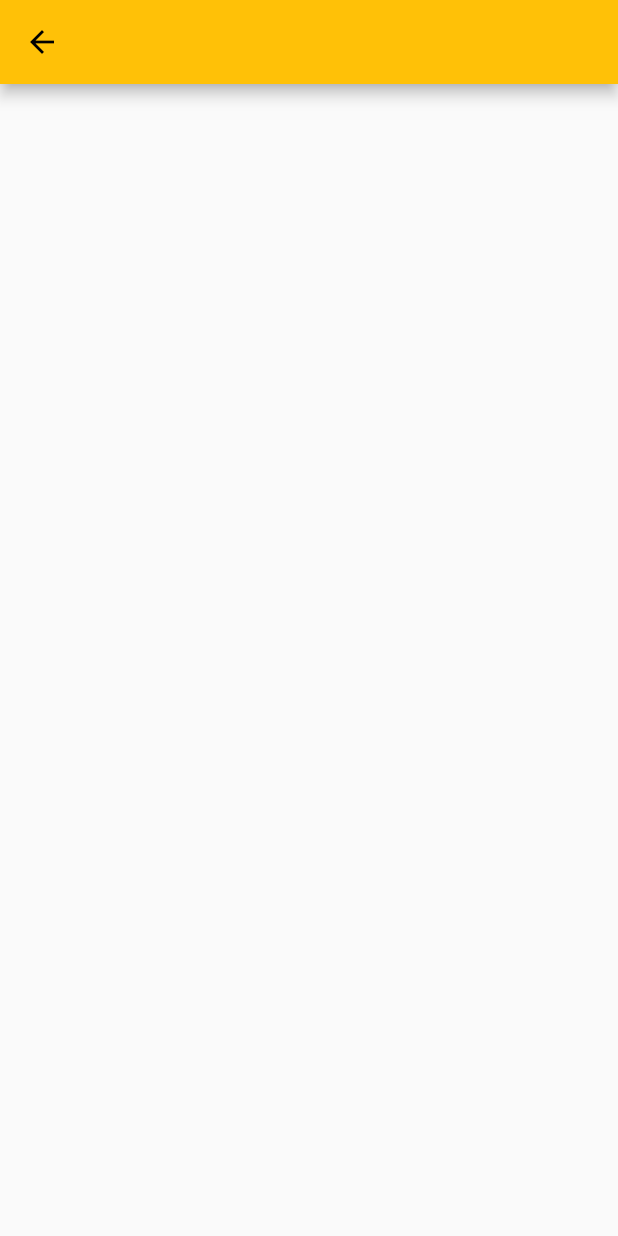
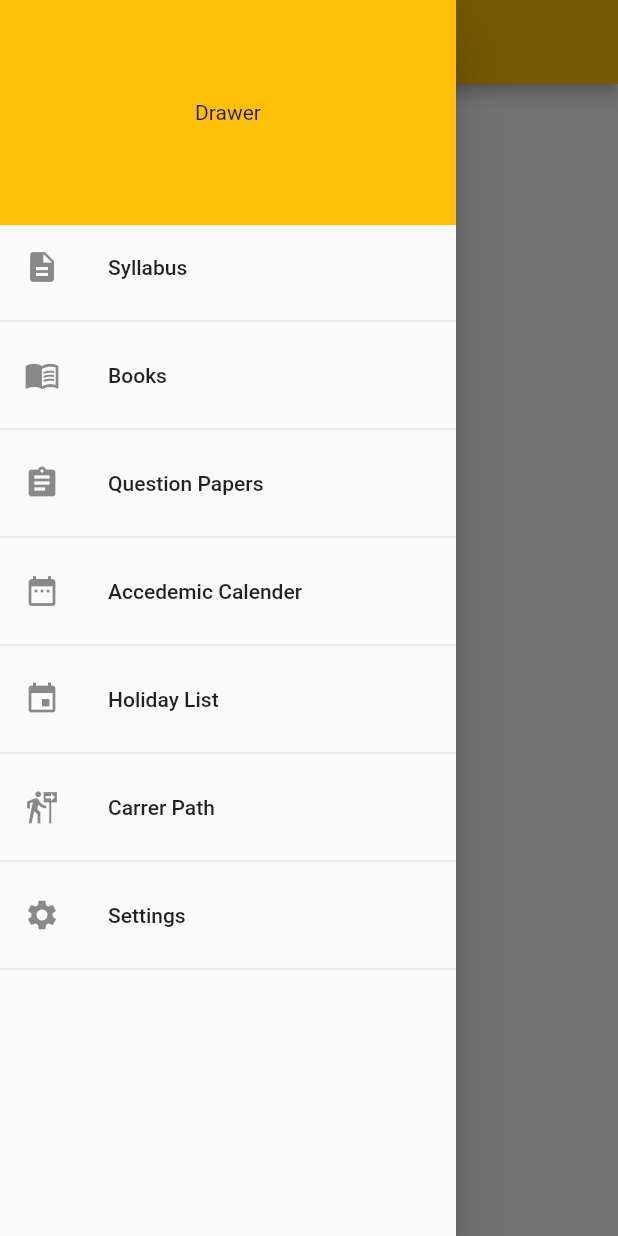
Before and after one commit to shyamtiwari02062001/Engineering_Guide, a Flutter app: the Dashboard screen opened by its route, with the side drawer open (before the commit the screen has no drawer), on a phone screen of 412 x 824 dp. Run offline on Flutter 3.47's test engine with Material 2 defaults, Android fonts, the phone set to English and light mode, and no system bars; our stand-ins replace intro_slider, shared_preferences; accounts and stored records are empty.

Commit message:
Drawer added to dashboard

```diff
--- a/lib/screens/dashboard.dart
+++ b/lib/screens/dashboard.dart
@@ -1,4 +1,5 @@
 import 'package:engineering_guide/providers/shared_preference.dart';
+import 'package:engineering_guide/widgets/drawer.dart';
 import 'package:flutter/material.dart';
 import 'package:provider/provider.dart';
 
@@ -16,6 +17,7 @@ class Dashboard extends StatelessWidget {
           ),
         ),
       ),
+      drawer: DrawerWidget(),
     );
   }
 }
--- /dev/null
+++ b/lib/widgets/drawer.dart
@@ -0,0 +1,57 @@
+import 'package:flutter/material.dart';
+
+class DrawerWidget extends StatelessWidget {
+  const DrawerWidget({Key? key}) : super(key: key);
+
+  @override
+  Widget build(BuildContext context) {
+    return Drawer(
+      child: Column(
+        children: [
+          Container(
+            height: 150,
+            color: Colors.amber,
+            child: const Center(
+              child: Text("Drawer"),
+            ),
+          ),
+          ListTile(
+            leading: Icon(Icons.description),
+            title: Text("Syllabus"),
+          ),
+          Divider(),
+          ListTile(
+            leading: Icon(Icons.menu_book),
+            title: Text("Books"),
+          ),
+          Divider(),
+          ListTile(
+            leading: Icon(Icons.assignment),
+            title: Text("Question Papers"),
+          ),
+          Divider(),
+          ListTile(
+            leading: Icon(Icons.date_range),
+            title: Text("Accedemic Calender"),
+          ),
+          Divider(),
+          ListTile(
+            leading: Icon(Icons.event),
+            title: Text("Holiday List"),
+          ),
+          Divider(),
+          ListTile(
+            leading: Icon(Icons.follow_the_signs),
+            title: Text("Carrer Path"),
+          ),
+          Divider(),
+          ListTile(
+            leading: Icon(Icons.settings),
+            title: Text("Settings"),
+          ),
+          Divider(),
+        ],
+      ),
+    );
+  }
+}
```
